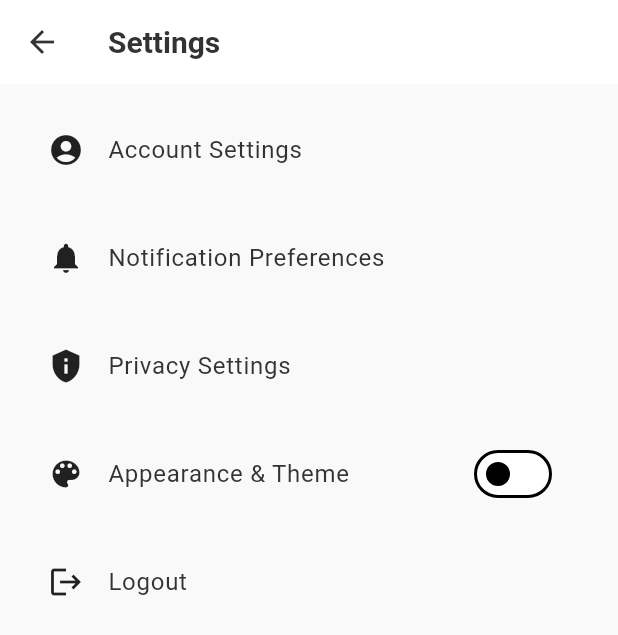
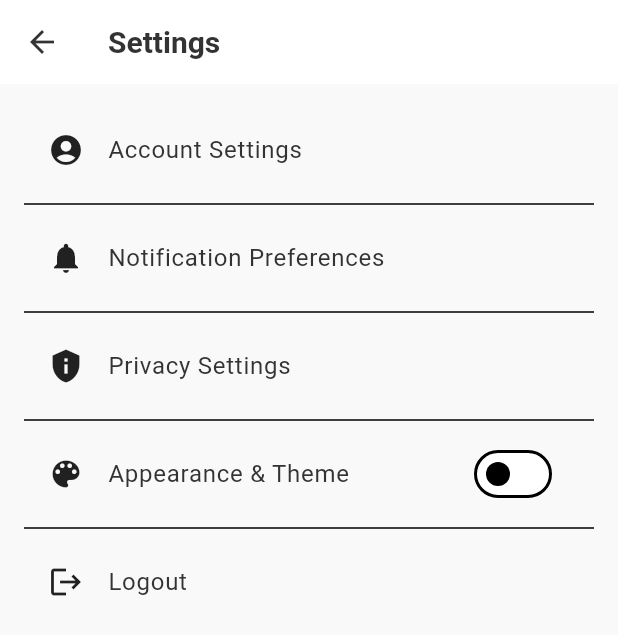
Before and after one commit to JerGrant/GymWorkoutLogger, a Flutter app: the SettingsPage screen opened directly, after a tap on "Appearance & Theme", on a phone screen of 412 x 824 dp. Shown: the top 635 px of the screen. Run offline on Flutter 3.47's test engine with Material 3 defaults, Android fonts, the phone set to English and light mode, and no system bars; our stand-ins replace cloud_firestore, firebase_auth, firebase_core, firebase_storage, fl_chart, google_sign_in and 4 more; accounts and stored records are empty.

Commit message:
Persistent Theming for the User
Dark / Light theme persists after the user logs out / leaves the app.

```diff
--- a/lib/main.dart
+++ b/lib/main.dart
@@ -5,7 +5,7 @@ import 'package:provider/provider.dart';  // Make sure you have provider in pubs
 import 'screens/sign_in_page.dart';
 import 'screens/home_page.dart';
 import 'theme/app_theme.dart';
-import 'theme/theme_provider.dart';        // We'll show theme_provider below
+import 'theme/theme_provider.dart';        // Updated ThemeProvider with SharedPreferences support
 import 'package:lottie/lottie.dart';
 
 void main() async {
@@ -20,16 +20,15 @@ class MyApp extends StatelessWidget {
   @override
   Widget build(BuildContext context) {
     return ChangeNotifierProvider(
-      create: (_) => ThemeProvider(), // See theme_provider.dart below
+      create: (_) => ThemeProvider(), // Loads stored theme preference automatically
       child: Consumer<ThemeProvider>(
         builder: (context, themeProvider, child) {
           return MaterialApp(
             debugShowCheckedModeBanner: false,
             title: 'Gym Workout Logger',
-            // Our custom light and dark themes from app_theme.dart
             theme: AppTheme.lightTheme,
             darkTheme: AppTheme.darkTheme,
-            themeMode: themeProvider.currentTheme, // toggles between light/dark
+            themeMode: themeProvider.currentTheme, // Uses persisted theme mode
             initialRoute: '/splash',
             routes: {
               '/splash': (context) => const SplashScreen(),
@@ -65,12 +64,11 @@ class _SplashScreenState extends State<SplashScreen> {
   @override
   Widget build(BuildContext context) {
     return Scaffold(
-      backgroundColor: Theme.of(context).scaffoldBackgroundColor,
+      backgroundColor: Theme.of(context).scaffoldBackgroundColor, // Uses dynamic theme color
       body: Center(
         child: Column(
           mainAxisAlignment: MainAxisAlignment.center,
           children: [
-            // Lottie Animation
             Lottie.asset(
               'lib/assets/BlueDumbbell.json',
               width: 200,
--- a/lib/screens/settings_page.dart
+++ b/lib/screens/settings_page.dart
@@ -26,25 +26,23 @@ class SettingsPage extends StatelessWidget {
         padding: const EdgeInsets.all(16.0),
         children: [
           ListTile(
-            leading:
-            Icon(Icons.account_circle, color: Theme.of(context).iconTheme.color),
+            leading: Icon(Icons.account_circle, color: Theme.of(context).iconTheme.color),
             title: Text(
               'Account Settings',
               style: Theme.of(context).textTheme.bodyLarge,
             ),
             onTap: () {},
           ),
-          Divider(color: Colors.white24),
+          Divider(color: Theme.of(context).dividerColor),  // Updated divider color
           ListTile(
-            leading:
-            Icon(Icons.notifications, color: Theme.of(context).iconTheme.color),
+            leading: Icon(Icons.notifications, color: Theme.of(context).iconTheme.color),
             title: Text(
               'Notification Preferences',
               style: Theme.of(context).textTheme.bodyLarge,
             ),
             onTap: () {},
           ),
-          Divider(color: Colors.white24),
+          Divider(color: Theme.of(context).dividerColor),  // Updated divider color
           ListTile(
             leading: Icon(Icons.privacy_tip, color: Theme.of(context).iconTheme.color),
             title: Text(
@@ -53,7 +51,7 @@ class SettingsPage extends StatelessWidget {
             ),
             onTap: () {},
           ),
-          Divider(color: Colors.white24),
+          Divider(color: Theme.of(context).dividerColor),  // Updated divider color
           ListTile(
             leading: Icon(Icons.color_lens, color: Theme.of(context).iconTheme.color),
             title: Text(
@@ -71,7 +69,7 @@ class SettingsPage extends StatelessWidget {
               themeProvider.toggleTheme();
             },
           ),
-          Divider(color: Colors.white24),
+          Divider(color: Theme.of(context).dividerColor),  // Updated divider color
           ListTile(
             leading: Icon(Icons.logout, color: Theme.of(context).iconTheme.color),
             title: Text(
--- a/lib/theme/theme_provider.dart
+++ b/lib/theme/theme_provider.dart
@@ -1,13 +1,51 @@
+// theme_provider.dart
 import 'package:flutter/material.dart';
+import 'package:shared_preferences/shared_preferences.dart';
 
 class ThemeProvider extends ChangeNotifier {
-  ThemeMode _themeMode = ThemeMode.dark;
+  ThemeMode _themeMode = ThemeMode.system; // default to system if nothing stored
+
+  ThemeProvider() {
+    _loadThemePreference();
+  }
 
   ThemeMode get currentTheme => _themeMode;
 
-  void toggleTheme() {
-    _themeMode =
-    _themeMode == ThemeMode.dark ? ThemeMode.light : ThemeMode.dark;
+  // Toggle between light and dark modes, then save
+  Future<void> toggleTheme() async {
+    if (_themeMode == ThemeMode.light) {
+      _themeMode = ThemeMode.dark;
+    } else {
+      _themeMode = ThemeMode.light;
+    }
+    notifyListeners();
+    await _saveThemePreference();
+  }
+
+  // Explicitly set theme mode
+  Future<void> setThemeMode(ThemeMode mode) async {
+    _themeMode = mode;
+    notifyListeners();
+    await _saveThemePreference();
+  }
+
+  // Save the user's current theme mode to SharedPreferences
+  Future<void> _saveThemePreference() async {
+    final prefs = await SharedPreferences.getInstance();
+    prefs.setString('themeMode', _themeMode.toString().split('.').last);
+  }
+
+  // Load the user's theme mode from SharedPreferences
+  Future<void> _loadThemePreference() async {
+    final prefs = await SharedPreferences.getInstance();
+    final storedMode = prefs.getString('themeMode');
+    if (storedMode == 'light') {
+      _themeMode = ThemeMode.light;
+    } else if (storedMode == 'dark') {
+      _themeMode = ThemeMode.dark;
+    } else {
+      _themeMode = ThemeMode.system;
+    }
     notifyListeners();
   }
 }
--- a/pubspec.yaml
+++ b/pubspec.yaml
@@ -31,6 +31,7 @@ dependencies:
   flutter:
     sdk: flutter
   provider: ^6.0.0
+  shared_preferences: ^2.0.15
   firebase_core: ^3.11.0
   firebase_auth: ^5.4.2
   google_sign_in: ^6.2.2
```
Also changed, not shown: pubspec.lock, 3 other files.
